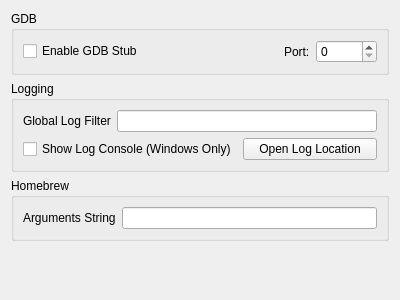
Above: src/yuzu/configuration/configure_debug.ui from yuzu-emu-mirror/yuzu before the change. Below: the same form after it.
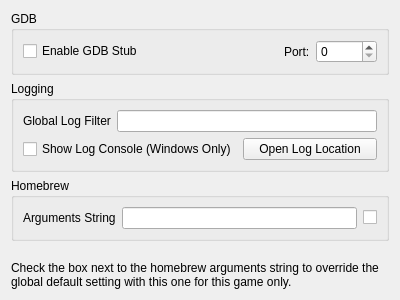
That is the form after the change.

Commit message: configure_debug: Port to support both per-game and global modes

Diff of the .ui file:
```diff
--- a/src/yuzu/configuration/configure_debug.ui
+++ b/src/yuzu/configuration/configure_debug.ui
@@ -124,6 +124,13 @@
         <item>
          <widget class="QLineEdit" name="homebrew_args_edit"/>
         </item>
+        <item>
+         <widget class="QCheckBox" name="program_args_checkbox">
+          <property name="text">
+           <string/>
+          </property>
+         </widget>
+        </item>
        </layout>
       </item>
      </layout>
@@ -142,6 +149,16 @@
      </property>
     </spacer>
    </item>
+   <item>
+    <widget class="QLabel" name="override_label">
+     <property name="text">
+      <string>Check the box next to the homebrew arguments string to override the global default setting with this one for this game only.</string>
+     </property>
+     <property name="wordWrap">
+      <bool>true</bool>
+     </property>
+    </widget>
+   </item>
   </layout>
  </widget>
  <resources/>
```
The commit also changes 2 other files.
